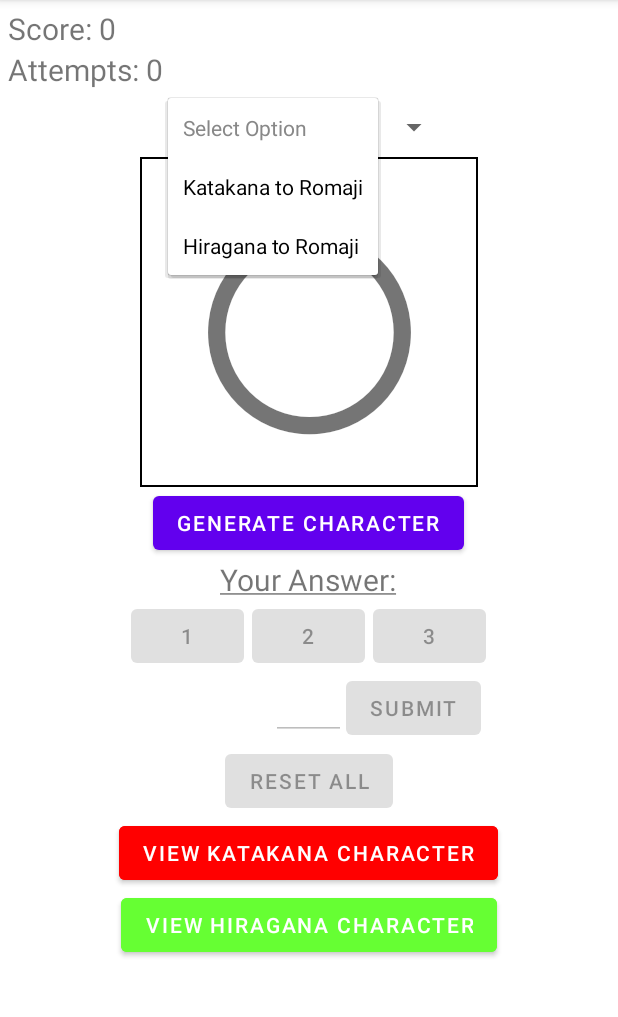
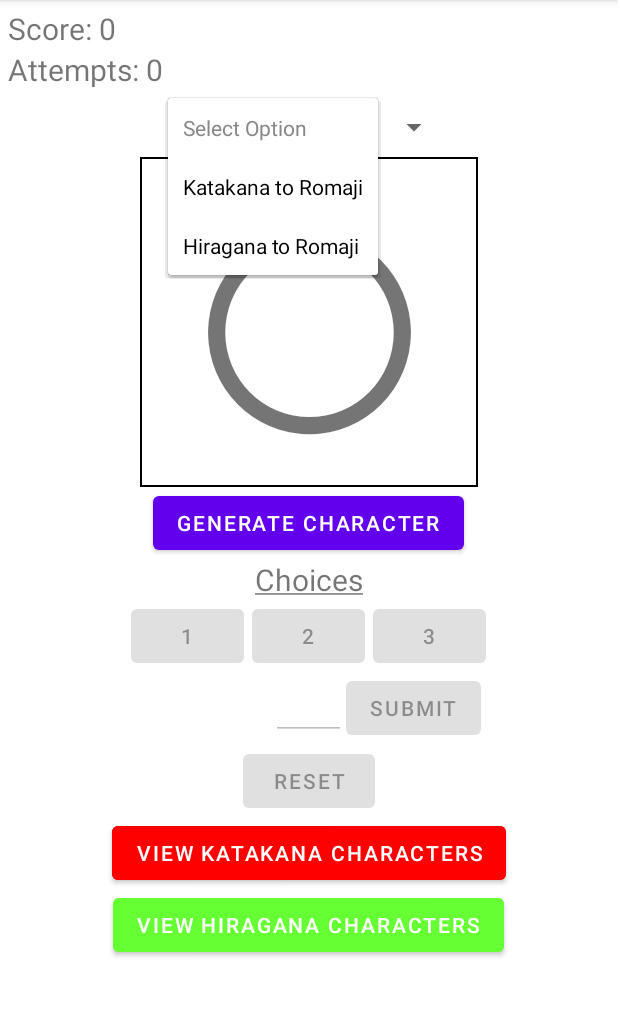
Before and after one commit to cedricorais/KataHira, an Android app: the screen it shows after launch (MainActivity), after a tap on "Select Option", on a phone screen of 412 x 824 dp, the part 84-1101 px from its top. Run offline under Robolectric (Android 15) with nearby library versions, the phone set to English and light mode, and no system bars.

Commit message:
Cleaning up

```diff
--- a/app/src/main/java/ths/learnjp/katahira/MainActivity.java
+++ b/app/src/main/java/ths/learnjp/katahira/MainActivity.java
@@ -57,7 +57,7 @@ public class MainActivity extends AppCompatActivity {
     TextView scoreVal, attemptsVal, shownChar;
 
     String[] selected_option = new String[]{"Select Option", "Katakana to Romaji", "Hiragana to Romaji"};
-    final List<String> select = new ArrayList<>(Arrays.asList(selected_option));
+//    final List<String> select = new ArrayList<>(Arrays.asList(selected_option));
 
     @Override
     protected void onCreate(Bundle savedInstanceState) {
@@ -79,11 +79,12 @@ public class MainActivity extends AppCompatActivity {
         ArrayAdapter<String> adapter = new ArrayAdapter<String>(this, R.layout.spinner_item, selected_option) {
             @Override
             public boolean isEnabled(int position) {
-                if(position == 0) {
-                    return  false;
-                } else {
-                    return true;
-                }
+//                if(position == 0) {
+//                    return false;
+//                } else {
+//                    return true;
+//                }
+                return position != 0;
             }
 
             @Override
@@ -105,9 +106,9 @@ public class MainActivity extends AppCompatActivity {
             @Override
             public void onItemSelected(AdapterView<?> parent, View view, int position, long id) {
                 String selectedText = (String) parent.getItemAtPosition(position);
-                if(position > 0) {
-                    // some code
-                }
+//                if(position > 0) {
+//                    // some code
+//                }
             }
 
             @Override
@@ -116,9 +117,9 @@ public class MainActivity extends AppCompatActivity {
             }
         });
 
-        attemptsVal = (TextView) findViewById(R.id.attemptsValTxt);
-        scoreVal = (TextView) findViewById(R.id.scoreValTxt);
-        shownChar = (TextView) findViewById(R.id.showChar);
+        attemptsVal = findViewById(R.id.attemptsValTxt);
+        scoreVal = findViewById(R.id.scoreValTxt);
+        shownChar = findViewById(R.id.showChar);
 
         welcomeToast();
 
@@ -309,7 +310,6 @@ public class MainActivity extends AppCompatActivity {
                 attemptsVal.setText("0");
                 optionsSpin.setSelection(0);
                 scoreVal.setText(Integer.toString(Global.score));
-                shownChar.setText("〇");
 
                 initialLaunch();
             }
@@ -334,35 +334,38 @@ public class MainActivity extends AppCompatActivity {
     }
 
     public void initialLaunch() {
+        scoreVal.setText("0");
+        attemptsVal.setText("0");
+        optionsSpin.setEnabled(true);
+        shownChar.setText("〇");
+        generateBtn.setEnabled(true);
         choice1Btn.setEnabled(false);
         choice2Btn.setEnabled(false);
         choice3Btn.setEnabled(false);
         answerVal.setEnabled(false);
-        generateBtn.setEnabled(true);
+        submitBtn.setEnabled(false);
+        resetBtn.setEnabled(false);
         kataBtn.setEnabled(true);
         hiraBtn.setEnabled(true);
-        optionsSpin.setEnabled(true);
-        resetBtn.setEnabled(false);
-        submitBtn.setEnabled(false);
     }
 
     public void startSession() {
+        optionsSpin.setEnabled(false);
+        generateBtn.setEnabled(false);
         choice1Btn.setEnabled(true);
         choice2Btn.setEnabled(true);
         choice3Btn.setEnabled(true);
         answerVal.getText().clear();
         answerVal.setEnabled(true);
-        generateBtn.setEnabled(false);
+        submitBtn.setEnabled(true);
+        resetBtn.setEnabled(true);
         kataBtn.setEnabled(false);
         hiraBtn.setEnabled(false);
-        optionsSpin.setEnabled(false);
-        resetBtn.setEnabled(true);
-        submitBtn.setEnabled(true);
     }
 
     public void welcomeToast() {
         LayoutInflater inflater = getLayoutInflater();
-        View layout = inflater.inflate(R.layout.toast_layout, (ViewGroup) findViewById(R.id.toast_root));
+        View layout = inflater.inflate(R.layout.toast_layout, findViewById(R.id.toast_root));
 
         TextView toastText = layout.findViewById(R.id.toast_text);
         ImageView toastImage = layout.findViewById(R.id.toast_image);
@@ -379,7 +382,7 @@ public class MainActivity extends AppCompatActivity {
 
     public void nooptionToast() {
         LayoutInflater inflater = getLayoutInflater();
-        View layout = inflater.inflate(R.layout.toast_layout, (ViewGroup) findViewById(R.id.toast_root));
+        View layout = inflater.inflate(R.layout.toast_layout, findViewById(R.id.toast_root));
 
         TextView toastText = layout.findViewById(R.id.toast_text);
         ImageView toastImage = layout.findViewById(R.id.toast_image);
@@ -396,7 +399,7 @@ public class MainActivity extends AppCompatActivity {
 
     public void emptyAnsToast() {
         LayoutInflater inflater = getLayoutInflater();
-        View layout = inflater.inflate(R.layout.toast_layout, (ViewGroup) findViewById(R.id.toast_root));
+        View layout = inflater.inflate(R.layout.toast_layout, findViewById(R.id.toast_root));
 
         TextView toastText = layout.findViewById(R.id.toast_text);
         ImageView toastImage = layout.findViewById(R.id.toast_image);
@@ -413,7 +416,7 @@ public class MainActivity extends AppCompatActivity {
 
     public void correctAnsToast() {
         LayoutInflater inflater = getLayoutInflater();
-        View layout = inflater.inflate(R.layout.toast_layout, (ViewGroup) findViewById(R.id.toast_root));
+        View layout = inflater.inflate(R.layout.toast_layout, findViewById(R.id.toast_root));
 
         TextView toastText = layout.findViewById(R.id.toast_text);
         ImageView toastImage = layout.findViewById(R.id.toast_image);
@@ -430,7 +433,7 @@ public class MainActivity extends AppCompatActivity {
 
     public void zeroAttemptsToast() {
         LayoutInflater inflater = getLayoutInflater();
-        View layout = inflater.inflate(R.layout.toast_layout, (ViewGroup) findViewById(R.id.toast_root));
+        View layout = inflater.inflate(R.layout.toast_layout, findViewById(R.id.toast_root));
 
         TextView toastText = layout.findViewById(R.id.toast_text);
         ImageView toastImage = layout.findViewById(R.id.toast_image);
--- a/app/src/main/res/layout/activity_main.xml
+++ b/app/src/main/res/layout/activity_main.xml
@@ -1,7 +1,5 @@
 <?xml version="1.0" encoding="utf-8"?>
-<RelativeLayout
-    xmlns:android="http://schemas.android.com/apk/res/android"
-    xmlns:app="http://schemas.android.com/apk/res-auto"
+<RelativeLayout xmlns:android="http://schemas.android.com/apk/res/android"
     xmlns:tools="http://schemas.android.com/tools"
     android:layout_width="match_parent"
     android:layout_height="match_parent"
@@ -12,33 +10,31 @@
         android:id="@+id/scoreTxt"
         android:layout_width="wrap_content"
         android:layout_height="wrap_content"
-        android:text="Score: "
-        android:textSize="20dp" />
+        android:text="@string/score"
+        android:textSize="20sp" />
 
     <TextView
         android:id="@+id/scoreValTxt"
         android:layout_width="wrap_content"
         android:layout_height="wrap_content"
-        android:text="0"
-        android:textSize="20dp"
-        android:layout_toRightOf="@id/scoreTxt"/>
+        android:layout_toEndOf="@id/scoreTxt"
+        android:textSize="20sp" />
 
     <TextView
         android:id="@+id/attemptsTxt"
         android:layout_width="wrap_content"
         android:layout_height="wrap_content"
         android:layout_below="@+id/scoreTxt"
-        android:text="Attempts: "
-        android:textSize="20dp" />
+        android:text="@string/attempts"
+        android:textSize="20sp" />
 
     <TextView
         android:id="@+id/attemptsValTxt"
         android:layout_width="wrap_content"
         android:layout_height="wrap_content"
-        android:text="0"
-        android:textSize="20dp"
         android:layout_below="@+id/scoreTxt"
-        android:layout_toRightOf="@id/attemptsTxt"/>
+        android:layout_toEndOf="@id/attemptsTxt"
+        android:textSize="20sp" />
 
     <Spinner
         android:id="@+id/options"
@@ -47,7 +43,7 @@
         android:layout_below="@+id/attemptsTxt"
         android:layout_centerHorizontal="true"
         android:layout_marginTop="5dp"
-        android:textSize="24dp" />
+        android:textSize="24sp" />
 
     <TextView
         android:id="@+id/showChar"
@@ -57,8 +53,8 @@
         android:layout_centerHorizontal="true"
         android:background="@drawable/border"
         android:gravity="center"
-        android:text="〇"
-        android:textSize="150dp" />
+        android:text="@string/show_char"
+        android:textSize="150sp" />
 
     <Button
         android:id="@+id/generateChar"
@@ -66,30 +62,30 @@
         android:layout_height="wrap_content"
         android:layout_below="@+id/showChar"
         android:layout_centerHorizontal="true"
-        android:text="Generate Character" />
+        android:text="@string/generate_character" />
 
     <TextView
-        android:id="@+id/answerTxt"
+        android:id="@+id/choices"
         android:layout_width="wrap_content"
         android:layout_height="wrap_content"
         android:layout_below="@+id/generateChar"
         android:layout_centerInParent="true"
-        android:text="@string/answer"
-        android:textSize="20dp" />
+        android:text="@string/choices"
+        android:textSize="20sp" />
 
     <Button
         android:id="@+id/choice1"
         android:layout_width="75dp"
         android:layout_height="wrap_content"
-        android:layout_below="@+id/answerTxt"
-        android:layout_toLeftOf="@+id/choice2"
+        android:layout_below="@+id/choices"
+        android:layout_toStartOf="@+id/choice2"
         android:text="1" />
 
     <Button
         android:id="@+id/choice2"
         android:layout_width="75dp"
         android:layout_height="wrap_content"
-        android:layout_below="@+id/answerTxt"
+        android:layout_below="@+id/choices"
         android:layout_centerInParent="true"
         android:layout_marginLeft="5dp"
         android:layout_marginRight="5dp"
@@ -99,8 +95,8 @@
         android:id="@+id/choice3"
         android:layout_width="75dp"
         android:layout_height="wrap_content"
-        android:layout_below="@+id/answerTxt"
-        android:layout_toRightOf="@+id/choice2"
+        android:layout_below="@+id/choices"
+        android:layout_toEndOf="@+id/choice2"
         android:text="3" />
 
     <EditText
@@ -109,15 +105,15 @@
         android:layout_height="wrap_content"
         android:layout_below="@id/choice1"
         android:layout_centerInParent="true"
-        android:maxLength="3" />
+        android:maxLength="3" /><!---->
 
     <Button
         android:id="@+id/submitChar"
         android:layout_width="wrap_content"
         android:layout_height="wrap_content"
         android:layout_below="@id/choice1"
-        android:layout_toRightOf="@id/answerEdt"
-        android:text="Submit" />
+        android:layout_toEndOf="@id/answerEdt"
+        android:text="Submit" /><!---->
 
     <Button
         android:id="@+id/reset"
@@ -126,16 +122,16 @@
         android:layout_marginTop="3dp"
         android:layout_below="@+id/answerEdt"
         android:layout_centerHorizontal="true"
-        android:text="Reset All" />
+        android:text="@string/reset" />
 
     <Button
         android:id="@+id/showKata"
         android:backgroundTint="@color/red"
         android:layout_width="wrap_content"
         android:layout_height="wrap_content"
-        android:text="View Katakana Character"
+        android:layout_below="@+id/reset"
         android:layout_centerHorizontal="true"
-        android:layout_below="@+id/reset"/>
+        android:text="@string/view_katakana" />
 
     <Button
         android:id="@+id/showHira"
@@ -144,6 +140,6 @@
         android:layout_height="wrap_content"
         android:layout_below="@+id/showKata"
         android:layout_centerHorizontal="true"
-        android:text="View Hiragana Character" />
+        android:text="@string/view_hiragana" />
 
 </RelativeLayout>
--- a/app/src/main/res/values/colors.xml
+++ b/app/src/main/res/values/colors.xml
@@ -8,6 +8,7 @@
     <color name="black">#FF000000</color>
     <color name="white">#FFFFFFFF</color>
     <color name="gray">#E8E8E8</color>
+    <color name="dark_gray">#212121</color>
     <color name="green">#00B050</color>
     <color name="red">#FF0000</color>
     <color name="blue">#00B0F0</color>
--- a/app/src/main/res/values/strings.xml
+++ b/app/src/main/res/values/strings.xml
@@ -1,5 +1,11 @@
 <resources>
     <string name="app_name">KataHira</string>
-    <string name="answer"><u>Your Answer:</u></string>
-<!--remove?    <string name="choices"><u>Choices:</u></string>-->
+    <string name="score">"Score: "</string>
+    <string name="attempts">"Attempts: "</string>
+    <string name="show_char">〇</string>
+    <string name="generate_character">Generate Character</string>
+    <string name="choices"><u>Choices</u></string>
+    <string name="reset">Reset</string>
+    <string name="view_katakana">View Katakana Characters</string>
+    <string name="view_hiragana">View Hiragana Characters</string>
 </resources>
--- a/app/src/main/res/values/themes.xml
+++ b/app/src/main/res/values/themes.xml
@@ -19,7 +19,7 @@
         <item name="windowNoTitle">true</item>
     </style>
 
-    <style name="Theme.KataHira1.AppBarOverlay" parent="ThemeOverlay.AppCompat.Dark.ActionBar" />
+    <style name="Theme.KataHira.AppBarOverlay" parent="ThemeOverlay.AppCompat.Dark.ActionBar" />
 
-    <style name="Theme.KataHira1.PopupOverlay" parent="ThemeOverlay.AppCompat.Light" />
+    <style name="Theme.KataHira.PopupOverlay" parent="ThemeOverlay.AppCompat.Light" />
 </resources>
```
